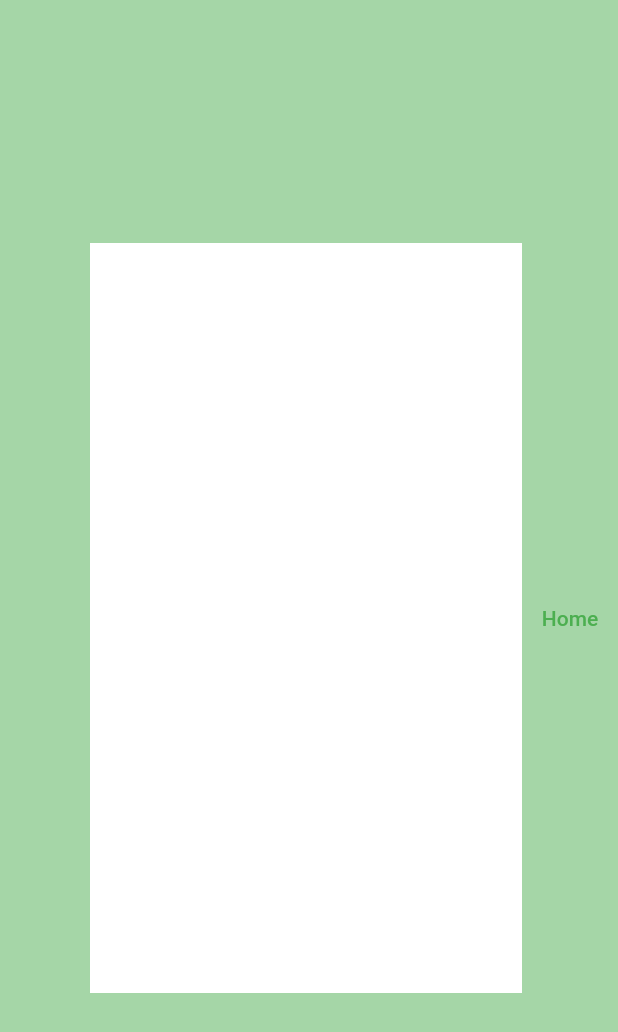
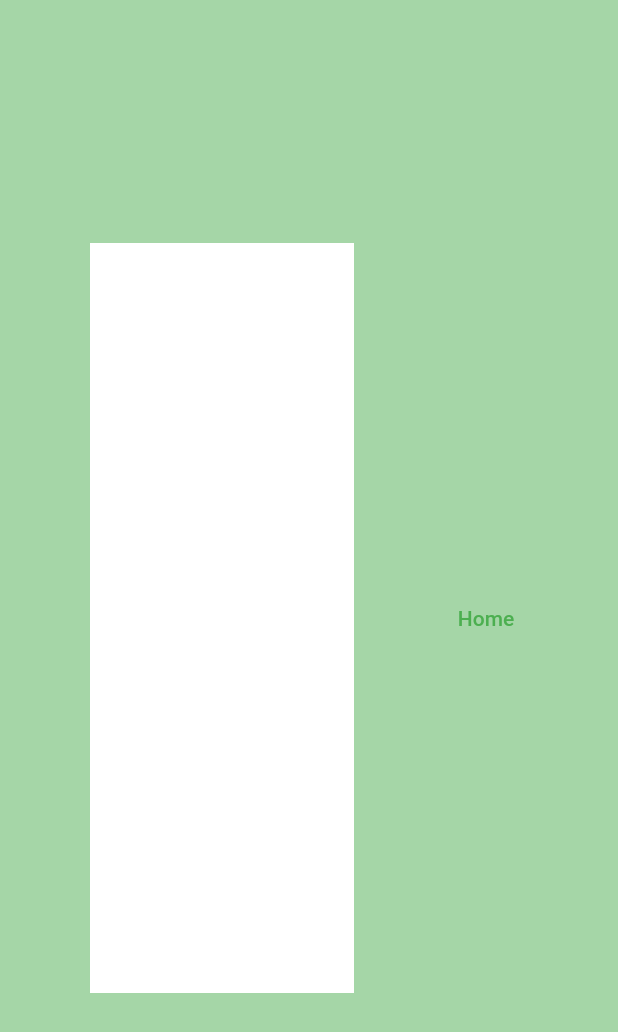
Before and after one commit to rodkristianrebarbas/hilowcardgameapp, a Flutter app: the ThirdScreen screen opened directly, on a phone screen of 412 x 824 dp. Shown: the top 1032 px of the screen. Run offline on Flutter 3.47's test engine with Material 2 defaults, Android fonts, the phone set to English and light mode, and no system bars; our stand-ins replace flip_card.

Commit message:
adding snippet

```diff
--- a/lib/stlesswidget.dart
+++ b/lib/stlesswidget.dart
@@ -110,10 +110,12 @@ class ThirdScreen extends StatelessWidget {
                       width: 500,
                     ),
                   ),
-                  TextButton(
-                    onPressed: () {},
-                    child: const Text(
-                      'Home',
+                  Expanded(
+                    child: TextButton(
+                      onPressed: () {},
+                      child: const Text(
+                        'Home',
+                      ),
                     ),
                   ),
                 ],
```
